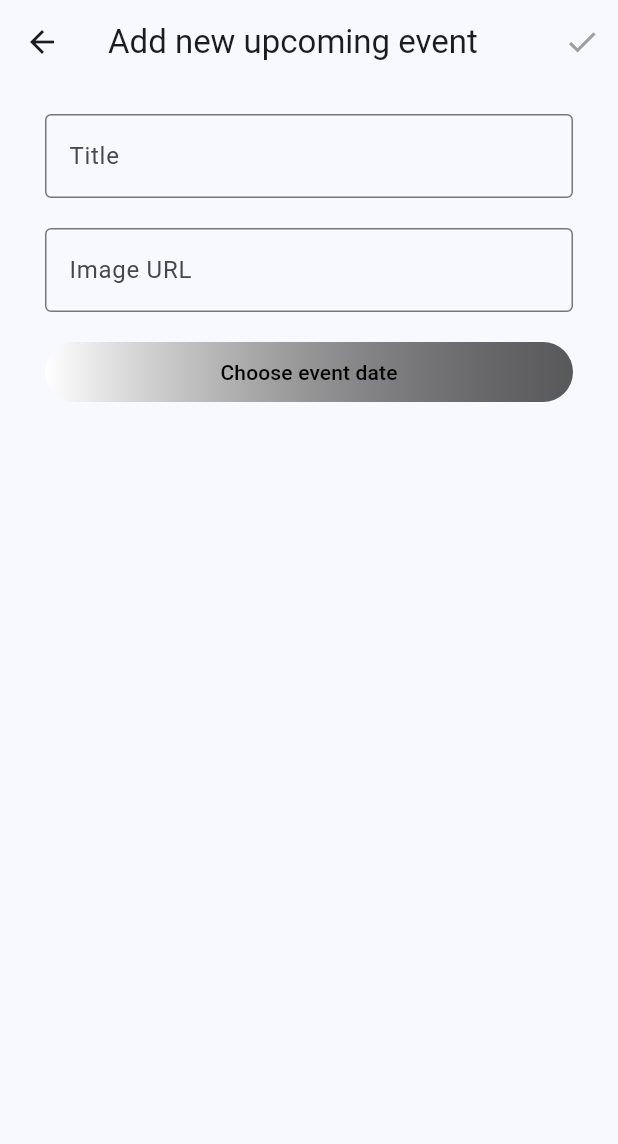
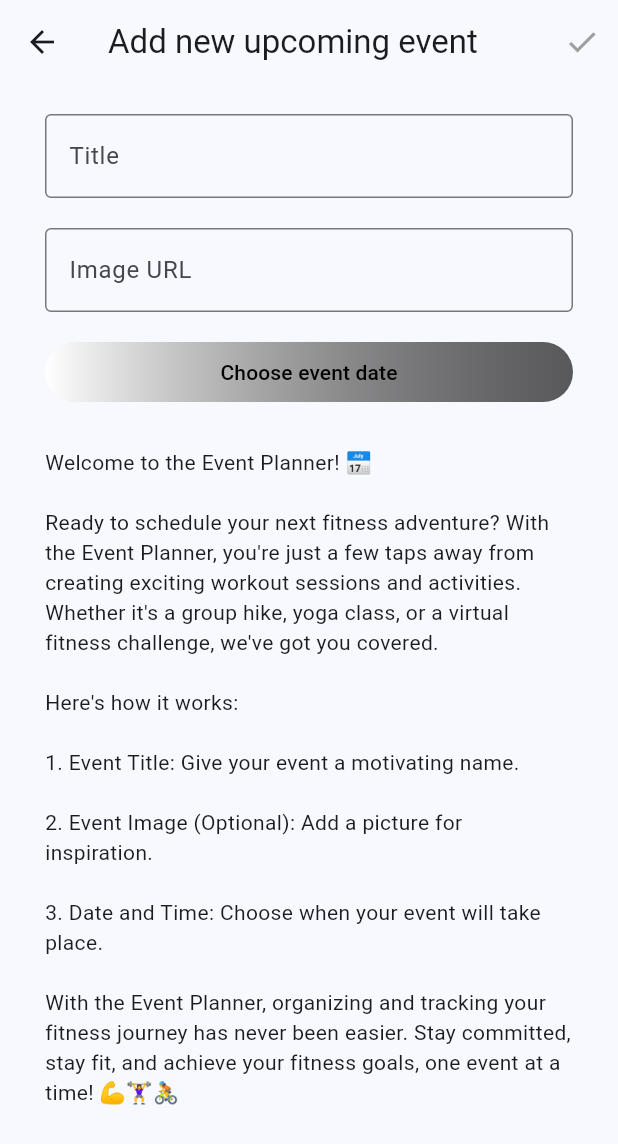
Before and after one commit to mateuszkasprzak94/fitness_prodigy, a Flutter app: the EventPlannerAddPage screen opened directly, on a phone screen of 412 x 824 dp. Shown: the top 1144 px of the screen. Run offline on Flutter 3.47's test engine with Material 2 defaults, Android fonts, the phone set to English and light mode, and no system bars; our stand-ins replace bloc, cloud_firestore, dio, firebase_auth, firebase_core, flutter_animate and 3 more; accounts and stored records are empty.

Commit message:
Add description to event planner

```diff
--- a/lib/app/pages/features/event_planner/event_planner_add_page/page/event_planner_add_page.dart
+++ b/lib/app/pages/features/event_planner/event_planner_add_page/page/event_planner_add_page.dart
@@ -1,4 +1,5 @@
 import 'package:fitness_prodigy/app/pages/features/event_planner/event_planner_add_page/cubit/add_cubit.dart';
+import 'package:fitness_prodigy/app/pages/features/event_planner/event_planner_add_page/page/text_for_event_planner_add_page.dart';
 import 'package:fitness_prodigy/app/repositories/items_repository.dart';
 import 'package:flutter/material.dart';
 import 'package:flutter_bloc/flutter_bloc.dart';
@@ -170,6 +171,8 @@ class _AddPageBody extends StatelessWidget {
               ),
             ),
           ),
+          const SizedBox(height: 30),
+          Center(child: Text(descriptionadd)),
         ],
       ),
     );
--- /dev/null
+++ b/lib/app/pages/features/event_planner/event_planner_add_page/page/text_for_event_planner_add_page.dart
@@ -0,0 +1,13 @@
+String descriptionadd = """Welcome to the Event Planner! 📅
+
+Ready to schedule your next fitness adventure? With the Event Planner, you're just a few taps away from creating exciting workout sessions and activities. Whether it's a group hike, yoga class, or a virtual fitness challenge, we've got you covered.
+
+Here's how it works:
+
+1. Event Title: Give your event a motivating name.
+
+2. Event Image (Optional): Add a picture for inspiration.
+
+3. Date and Time: Choose when your event will take place.
+
+With the Event Planner, organizing and tracking your fitness journey has never been easier. Stay committed, stay fit, and achieve your fitness goals, one event at a time! 💪🏋️‍♀️🚴""";
```
Also changed, not shown: images supplements/protein.jpg (added).
